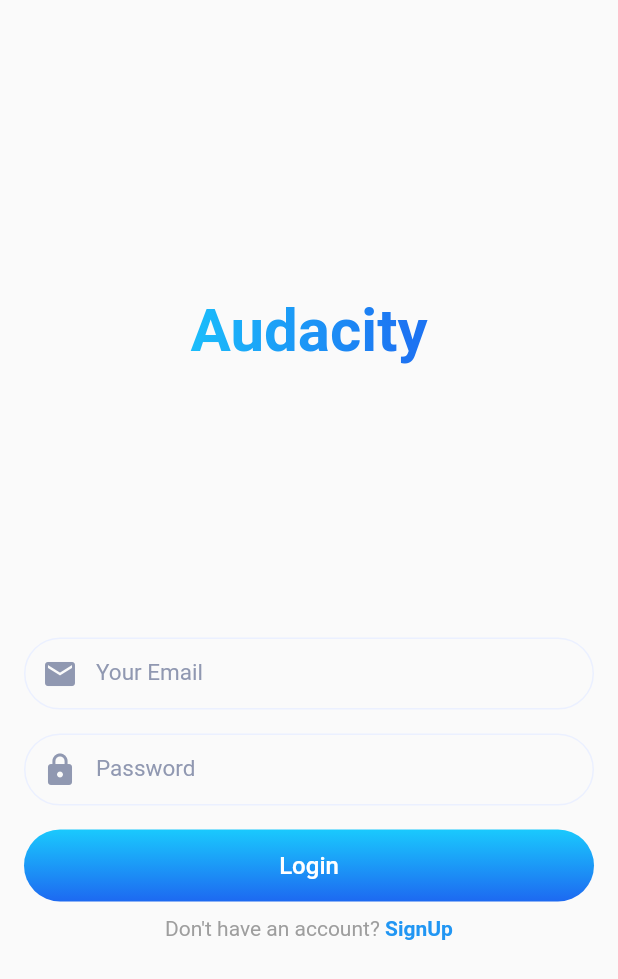
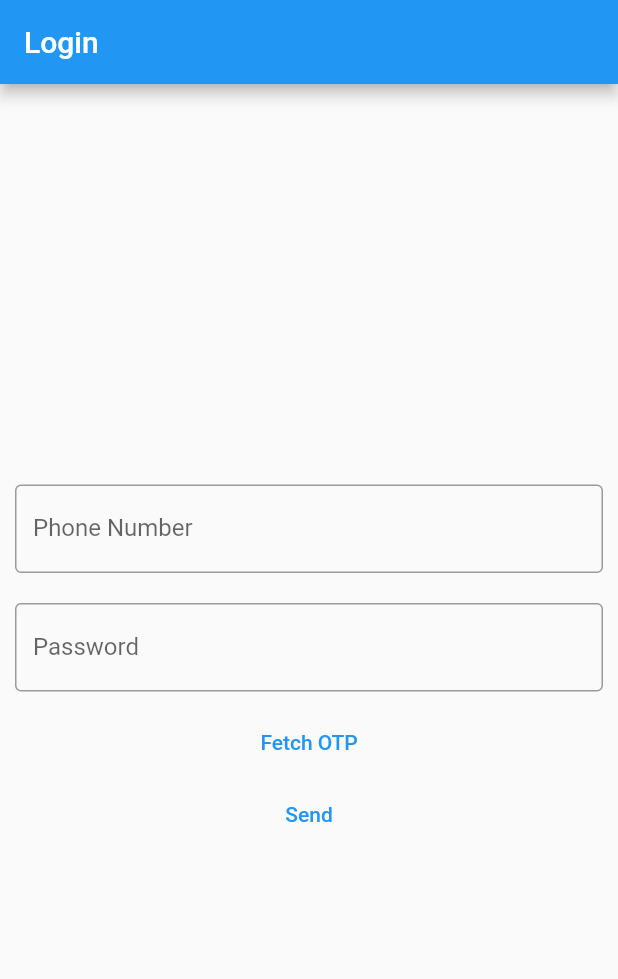
Before and after one commit to enamulaits22/calling_app_agora, a Flutter app: the screen it shows after launch, on a phone screen of 412 x 824 dp. Shown: the top 979 px of the screen. Run offline on Flutter 3.47's test engine with Material 2 defaults, Android fonts, the phone set to English and light mode, and no system bars; our stand-ins replace cloud_firestore, firebase_auth, firebase_core, firebase_messaging, permission_handler, shared_preferences; missing offline and left inert: agora_rtc_engine, connectycube_flutter_call_kit, flutter_background_service, flutter_background_service_android; accounts and stored records are empty.

Commit message:
phone auth done with otp

```diff
--- a/lib/main.dart
+++ b/lib/main.dart
@@ -1,6 +1,7 @@
 import 'package:calling_app/config/utils/sp_utils.dart';
 import 'package:calling_app/home_page.dart';
 import 'package:calling_app/pages/authentication/login_page.dart';
+import 'package:calling_app/phone_auth/phone_auth_dashboard.dart';
 import 'package:calling_app/services/setup_call_service.dart';
 import 'package:cloud_firestore/cloud_firestore.dart';
 import 'package:firebase_auth/firebase_auth.dart';
@@ -75,8 +76,10 @@ class _MyAppState extends State<MyApp> {
         primarySwatch: Colors.blue,
       ),
       home: _firebaseUser?.uid != null
-          ? MyHomePage(userDocumentsId: _firebaseUser!.uid)
-          : AuthenticationPage(),
+          //? MyHomePage(userDocumentsId: _firebaseUser!.uid)
+          //: AuthenticationPage(),
+        ? DashboardPage()
+          : PhoneAuthForm(),
     );
   }
 }
--- /dev/null
+++ b/lib/phone_auth/phone_auth_dashboard.dart
@@ -0,0 +1,321 @@
+import 'package:firebase_auth/firebase_auth.dart';
+import 'package:flutter/material.dart';
+import 'package:flutter/services.dart';
+/*
+class PhoneAuthPage extends StatefulWidget {
+  PhoneAuthPage({Key? key, this.title}) : super(key: key);
+  final String? title;
+
+  @override
+  _PhoneAuthPageState createState() => _PhoneAuthPageState();
+}
+
+class _PhoneAuthPageState extends State<PhoneAuthPage> {
+  late String phoneNo;
+  String? uid;
+  late String smsCode;
+  late String verificationId;
+  FirebaseAuth _auth = FirebaseAuth.instance;
+
+  Scaffold homePage() {
+    if (_auth.currentUser?.uid != null) {
+      setState(() {
+        uid = _auth.currentUser?.uid;
+      });
+    }
+
+    return Scaffold(body: DashboardPage(uid: uid));
+  }
+
+  @override
+  Widget build(BuildContext context) {
+    return Scaffold(
+        appBar: AppBar(
+          title: Text('Phone Login'),
+        ),
+        body: _auth.currentUser?.uid != null
+            ? homePage()
+            : Center(
+                child: Container(
+                    padding: EdgeInsets.all(25.0),
+                    child: Column(
+                      mainAxisAlignment: MainAxisAlignment.center,
+                      children: <Widget>[
+                        TextField(
+                          keyboardType: TextInputType.phone,
+                          decoration:
+                              InputDecoration(hintText: 'Enter Phone number'),
+                          onChanged: (value) {
+                            this.phoneNo = value;
+                          },
+                        ),
+                        SizedBox(height: 10.0),
+                        ElevatedButton(
+                          onPressed: () => verifyPhone(),
+                          child: Text('Verify'),
+                        )
+                      ],
+                    )),
+              ));
+  }
+
+  Future<void> verifyPhone() async {
+    final PhoneCodeAutoRetrievalTimeout autoRetrieve = (String verId) {
+      this.verificationId = verId;
+    }; // this will auto click the verification button
+
+    final smsCodeSent = (String verId, [int? forceCodeResend]) {
+      this.verificationId = verId;
+      smsCodeDialog(context).then((value) {
+        print("Signed In");
+      });
+    };
+
+    final PhoneVerificationCompleted verificationCompleted =
+        (AuthCredential user) {
+      print('verified');
+    };
+
+    final PhoneVerificationFailed verificationFailed =
+        (FirebaseAuthException expection) {
+      print(expection.message);
+    };
+
+    await FirebaseAuth.instance.verifyPhoneNumber(
+        phoneNumber: this.phoneNo,
+        timeout: const Duration(seconds: 5),
+        verificationCompleted: verificationCompleted,
+        verificationFailed: verificationFailed,
+        codeSent: smsCodeSent,
+        codeAutoRetrievalTimeout: autoRetrieve);
+  }
+
+  Future<void> smsCodeDialog(BuildContext context) {
+    return showDialog(
+        context: context,
+        barrierDismissible: false,
+        builder: (BuildContext context) {
+          return new AlertDialog(
+            title: Text('Enter sms Code'),
+            content: TextField(
+              onChanged: (value) {
+                this.smsCode = value;
+              },
+            ),
+            contentPadding: EdgeInsets.all(10.0),
+            actions: <Widget>[
+              new TextButton(
+                child: Text('Done'),
+                onPressed: () {
+                  if (_auth.currentUser != null) {
+                    print("User is not null");
+                    Navigator.of(context).pop();
+                    Navigator.push(
+                      context,
+                      MaterialPageRoute(
+                          builder: (context) =>
+                              DashboardPage(uid: _auth.currentUser?.uid)),
+                    );
+                  } else {
+                    print("User is null");
+                    Navigator.of(context).pop();
+                    signIn();
+                  }
+                },
+              )
+            ],
+          );
+        });
+  }
+
+  signIn() async {
+    final AuthCredential credential = PhoneAuthProvider.credential(
+      verificationId: verificationId,
+      smsCode: smsCode,
+    );
+
+    FirebaseAuth _auth = FirebaseAuth.instance;
+    await _auth.signInWithCredential(credential).then((user) {
+      Navigator.push(
+        context,
+        MaterialPageRoute(
+            builder: (context) => DashboardPage(uid: user.user?.uid)),
+      );
+    }).catchError((e) {
+      print(e);
+    });
+  }
+}*/
+
+class DashboardPage extends StatefulWidget {
+  String? uid;
+  DashboardPage({this.uid});
+
+  @override
+  _DashboardPageState createState() => _DashboardPageState();
+}
+
+class _DashboardPageState extends State<DashboardPage> {
+  getUid() {}
+
+  @override
+  void initState() {
+    this.widget.uid = '';
+    if (FirebaseAuth.instance.currentUser?.uid != null) {
+      setState(() {
+        this.widget.uid = FirebaseAuth.instance.currentUser?.uid;
+      });
+    }
+    super.initState();
+  }
+
+  @override
+  Widget build(BuildContext context) {
+    return new Scaffold(
+        body: Center(
+      child: Container(
+        child: new Column(
+          mainAxisAlignment: MainAxisAlignment.center,
+          children: <Widget>[
+            new Text('You are now logged in as ${widget.uid}'),
+            SizedBox(
+              height: 15.0,
+            ),
+            ElevatedButton(
+              child: Text('Logout'),
+              onPressed: () {
+                FirebaseAuth.instance.signOut().then((action) {
+                  Navigator.pushReplacement(
+                      context,
+                      MaterialPageRoute(
+                          builder: (context) => PhoneAuthForm()));
+                }).catchError((e) {
+                  print(e);
+                });
+              },
+            ),
+          ],
+        ),
+      ),
+    ));
+  }
+}
+
+class PhoneAuthForm extends StatefulWidget {
+  const PhoneAuthForm({Key? key}) : super(key: key);
+
+  @override
+  _PhoneAuthFormState createState() => _PhoneAuthFormState();
+}
+
+class _PhoneAuthFormState extends State<PhoneAuthForm> {
+  var otpController = TextEditingController();
+  var numController = TextEditingController();
+  var isLoading = false;
+
+  FirebaseAuth auth = FirebaseAuth.instance;
+
+  String verificationId = "";
+
+  void signInWithPhoneAuthCredential(
+      PhoneAuthCredential phoneAuthCredential) async {
+    try {
+      final authCredential =
+          await auth.signInWithCredential(phoneAuthCredential);
+
+      if (authCredential.user != null) {
+        Navigator.push(
+            context,
+            MaterialPageRoute(
+                builder: (context) => DashboardPage(
+                      uid: authCredential.user?.uid,
+                    )));
+      }
+    } on FirebaseAuthException catch (e) {
+      print("catch");
+    }
+  }
+
+  @override
+  Widget build(BuildContext context) {
+    return Scaffold(
+      appBar: AppBar(
+        title: const Text("Login"),
+      ),
+      body: Center(
+        child: Column(
+          mainAxisAlignment: MainAxisAlignment.center,
+          children: [
+            Padding(
+              padding: EdgeInsets.all(10),
+              child: TextField(
+                decoration: const InputDecoration(
+                    border: OutlineInputBorder(),
+                    labelText: 'Phone Number',
+                    hintText: 'Enter valid number'),
+                controller: numController,
+                keyboardType: TextInputType.phone,
+              ),
+            ),
+            Padding(
+              padding: EdgeInsets.all(10),
+              child: TextField(
+                obscureText: true,
+                decoration: const InputDecoration(
+                    border: OutlineInputBorder(),
+                    labelText: 'Password',
+                    hintText: 'Enter valid password'),
+                controller: otpController,
+              ),
+            ),
+            !isLoading
+                ? TextButton(
+                    onPressed: () {
+                      fetchotp();
+                      setState(() {
+                        isLoading = true;
+                      });
+                    },
+                    child: const Text("Fetch OTP"),
+                  )
+                : CircularProgressIndicator(),
+            TextButton(
+                onPressed: () {
+                  verify();
+                },
+                child: const Text("Send"))
+          ],
+        ),
+      ),
+    );
+  }
+
+  Future<void> verify() async {
+    PhoneAuthCredential phoneAuthCredential = PhoneAuthProvider.credential(
+        verificationId: verificationId, smsCode: otpController.text);
+
+    signInWithPhoneAuthCredential(phoneAuthCredential);
+  }
+
+  Future<void> fetchotp() async {
+    await auth.verifyPhoneNumber(
+      phoneNumber: numController.text,
+      verificationCompleted: (PhoneAuthCredential credential) async {
+        await auth.signInWithCredential(credential);
+      },
+      verificationFailed: (FirebaseAuthException e) {
+        if (e.code == 'invalid-phone-number') {
+          print('The provided phone number is not valid.');
+        }
+      },
+      codeSent: (String verificationId, int? resendToken) async {
+        this.verificationId = verificationId;
+
+        setState(() {
+          isLoading = false;
+        });
+      },
+      codeAutoRetrievalTimeout: (String verificationId) {},
+    );
+  }
+}
```
